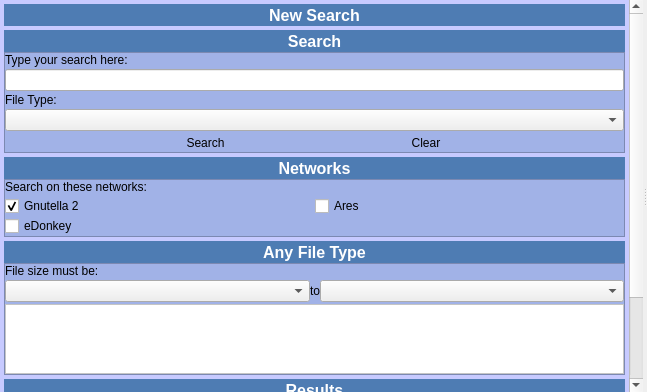
Qt form UI/widgetsearch.ui (c3c/quazaa) before a commit.
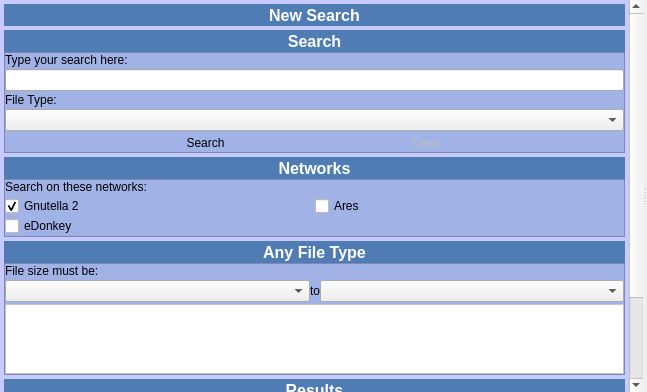
The same form after that commit. Icons and pictures are not drawn.

Commit message: Search and stop/clear buttons working. Buggy. Sidebar and active search tab are not synched.

```diff
--- a/UI/widgetsearch.ui
+++ b/UI/widgetsearch.ui
@@ -653,6 +653,9 @@
                   </item>
                   <item row="0" column="1">
                    <widget class="QToolButton" name="toolButtonSearchClear">
+                    <property name="enabled">
+                     <bool>false</bool>
+                    </property>
                     <property name="text">
                      <string>Clear</string>
                     </property>
```
The commit also changes 7 other files.
